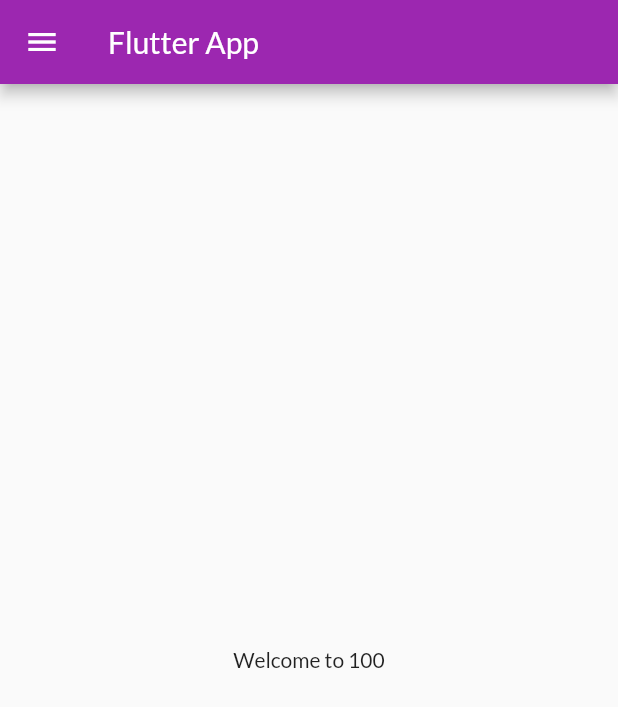
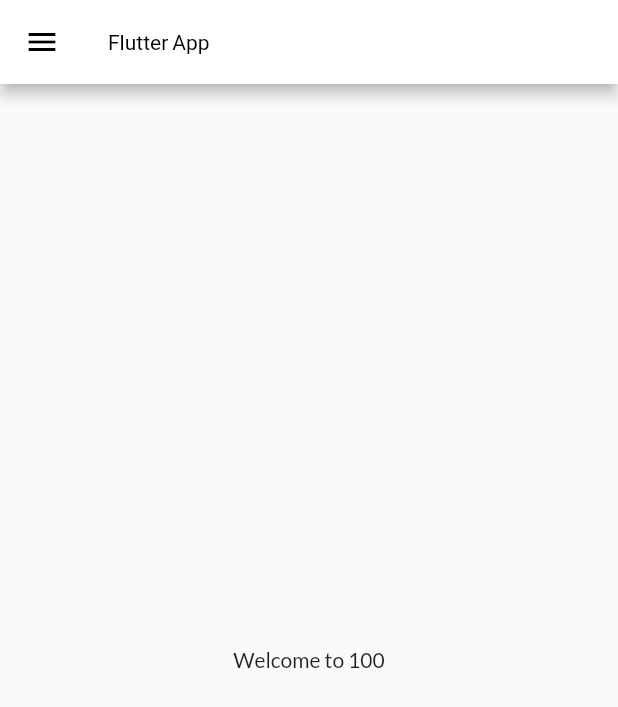
Before and after one commit to ikbalsazib/Flutter-App-Learning, a Flutter app: the screen it shows after launch, on a phone screen of 412 x 824 dp. Shown: the top 707 px of the screen. Run offline on Flutter 3.47's test engine with Material 2 defaults, Android fonts, the phone set to English and light mode, and no system bars; our stand-ins replace google_fonts.

Commit message:
App Theme Arrange

```diff
--- a/lib/main.dart
+++ b/lib/main.dart
@@ -3,6 +3,7 @@ import 'package:google_fonts/google_fonts.dart';
 import 'package:my_flutter_learning/pages/home_page.dart';
 import 'package:my_flutter_learning/pages/login_page.dart';
 import 'package:my_flutter_learning/routes/app_route.dart';
+import 'package:my_flutter_learning/widgets/theme.dart';
 
 void main() {
   runApp(const MyApp());
@@ -16,13 +17,8 @@ class MyApp extends StatelessWidget {
     return MaterialApp(
       // home: const HomePage(),
       themeMode: ThemeMode.system,
-      theme: ThemeData(
-          primarySwatch: Colors.purple,
-          fontFamily: GoogleFonts.lato().fontFamily
-        ),
-      darkTheme: ThemeData(
-          primarySwatch: Colors.deepOrange,
-          primaryTextTheme: GoogleFonts.latoTextTheme()),
+      theme: AppTheme.lightThemeData,
+      darkTheme: AppTheme.darkThemeData,
       // initialRoute: "/home",
       debugShowCheckedModeBanner: false,
       initialRoute: AppRoute.homeRoute,
--- /dev/null
+++ b/lib/widgets/theme.dart
@@ -0,0 +1,16 @@
+import 'package:flutter/material.dart';
+import 'package:google_fonts/google_fonts.dart';
+
+class AppTheme {
+  static ThemeData get lightThemeData => ThemeData(
+      primarySwatch: Colors.purple,
+      fontFamily: GoogleFonts.lato().fontFamily,
+      appBarTheme: const AppBarTheme(
+          color: Colors.white,
+          iconTheme: IconThemeData(color: Colors.black),
+          titleTextStyle: TextStyle(color: Colors.black)));
+
+  static ThemeData get darkThemeData => ThemeData(
+      primarySwatch: Colors.deepOrange,
+      primaryTextTheme: GoogleFonts.latoTextTheme());
+}
```
Also changed, not shown: lib/pages/home_page.dart (+3 -5 lines).
